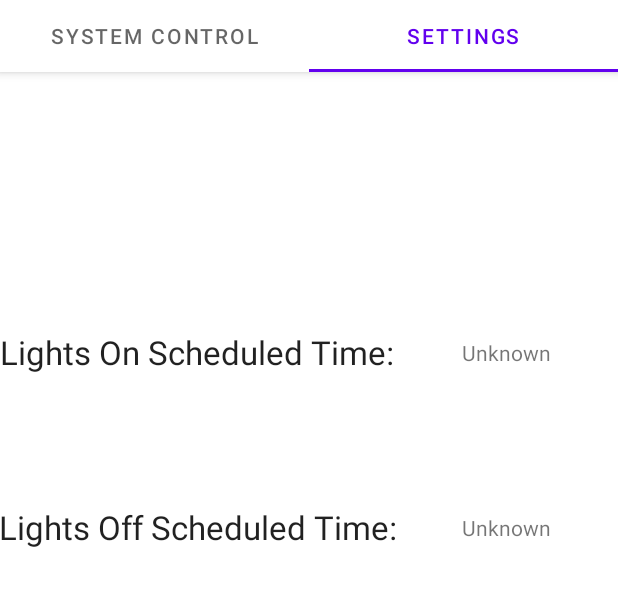
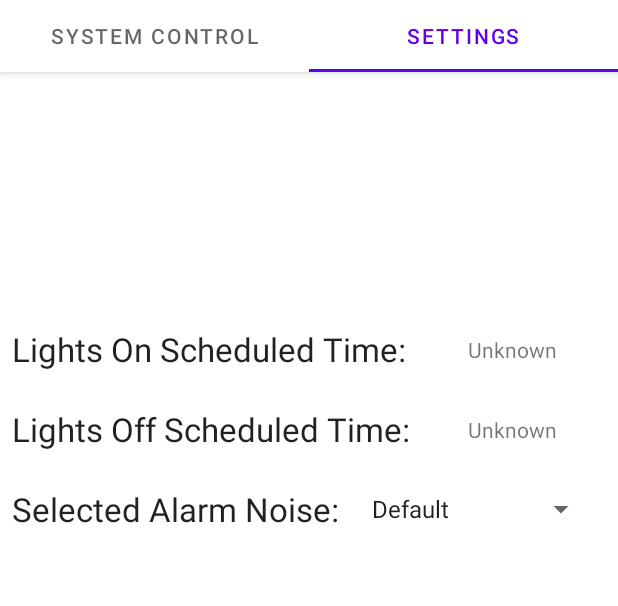
Before and after one commit to mikebowyer/ECE-574-Project, an Android app: the screen it shows after launch (MainActivity), tab 2 chosen, on a phone screen of 412 x 824 dp, the part 89-695 px from its top. Run offline under Robolectric (Android 15) with nearby library versions, the phone set to English and light mode, and no system bars; 2 statements that could not run were skipped.

Commit message:
Working drop down menu and selection listener

```diff
--- a/SecuritySystemApp/app/src/main/java/com/example/securitysystemapp/ui/main/SettingsFragment.java
+++ b/SecuritySystemApp/app/src/main/java/com/example/securitysystemapp/ui/main/SettingsFragment.java
@@ -1,5 +1,6 @@
 package com.example.securitysystemapp.ui.main;
 
+import android.app.Activity;
 import android.app.Dialog;
 import android.app.TimePickerDialog;
 import android.content.BroadcastReceiver;
@@ -15,6 +16,9 @@ import android.util.Log;
 import android.view.LayoutInflater;
 import android.view.View;
 import android.view.ViewGroup;
+import android.widget.AdapterView;
+import android.widget.ArrayAdapter;
+import android.widget.Spinner;
 import android.widget.TextView;
 import android.widget.TimePicker;
 
@@ -33,7 +37,7 @@ import com.example.securitysystemapp.databinding.SettingsFragmentBinding;
 /**
  * The fragment for the Settings tab in the main activity.
  */
-public class SettingsFragment extends Fragment {
+public class SettingsFragment extends Fragment implements AdapterView.OnItemSelectedListener {
 //================================================================================
 // class member variables
 //================================================================================
@@ -121,6 +125,18 @@ public class SettingsFragment extends Fragment {
         return fragment;
     }
 
+    public void onItemSelected(AdapterView<?> parent, View view,
+                               int pos, long id) {
+        // An item was selected. You can retrieve the selected item using
+        // parent.getItemAtPosition(pos)
+        Log.i("test","test");
+    }
+
+    public void onNothingSelected(AdapterView<?> parent) {
+        // Another interface callback
+    }
+
+
     @Override
     public View onCreateView(
             @NonNull LayoutInflater inflater, ViewGroup container,
@@ -148,6 +164,18 @@ public class SettingsFragment extends Fragment {
                 createdDialog(LIGHTS_OFF_TIME_DIALOG_ID).show();
             }
         });
+
+        // Setup Dropdown menu
+        Spinner spinner = binding.alarmNoiseDropDown;
+        // Create an ArrayAdapter using the string array and a default spinner layout
+        ArrayAdapter<CharSequence> adapter = ArrayAdapter.createFromResource(globalContext,
+                R.array.alarm_sounds_array, android.R.layout.simple_spinner_item);
+        // Specify the layout to use when the list of choices appears
+        adapter.setDropDownViewResource(android.R.layout.simple_spinner_dropdown_item);
+        // Apply the adapter to the spinner
+        spinner.setAdapter(adapter);
+
+        spinner.setOnItemSelectedListener(this);
         return root;
     }
 
--- a/SecuritySystemApp/app/src/main/res/layout/settings_fragment.xml
+++ b/SecuritySystemApp/app/src/main/res/layout/settings_fragment.xml
@@ -24,25 +24,22 @@
         android:id="@+id/light_on_text"
         android:layout_width="wrap_content"
         android:layout_height="0dp"
-        android:layout_marginTop="172dp"
+        android:layout_marginStart="8dp"
+        android:layout_marginTop="170dp"
         android:text="@string/light_on_text"
         android:textAppearance="@style/TextAppearance.AppCompat.Large"
-        app:layout_constraintEnd_toEndOf="parent"
-        app:layout_constraintHorizontal_bias="0.0"
         app:layout_constraintStart_toStartOf="parent"
         app:layout_constraintTop_toTopOf="parent" />
 
     <TextView
         android:id="@+id/light_off_text"
         android:layout_width="wrap_content"
-        android:layout_height="wrap_content"
+        android:layout_height="0dp"
+        android:layout_marginTop="24dp"
         android:text="@string/light_off_text"
         android:textAppearance="@style/TextAppearance.AppCompat.Large"
-        app:layout_constraintBottom_toBottomOf="parent"
-        app:layout_constraintEnd_toEndOf="@+id/light_on_text"
         app:layout_constraintStart_toStartOf="@+id/light_on_text"
-        app:layout_constraintTop_toBottomOf="@+id/light_on_text"
-        app:layout_constraintVertical_bias="0.18" />
+        app:layout_constraintTop_toBottomOf="@+id/light_on_text" />
 
     <TextView
         android:id="@+id/light_on_schedule_time"
@@ -64,4 +61,23 @@
         app:layout_constraintStart_toStartOf="@+id/light_on_schedule_time"
         app:layout_constraintTop_toTopOf="@+id/light_off_text" />
 
+    <Spinner
+        android:id="@+id/alarm_noise_drop_down"
+        android:layout_width="158dp"
+        android:layout_height="28dp"
+        app:layout_constraintBottom_toBottomOf="@+id/alarm_noise_text_view"
+        app:layout_constraintEnd_toEndOf="parent"
+        app:layout_constraintStart_toEndOf="@+id/alarm_noise_text_view"
+        app:layout_constraintTop_toTopOf="@+id/alarm_noise_text_view" />
+
+    <TextView
+        android:id="@+id/alarm_noise_text_view"
+        android:layout_width="wrap_content"
+        android:layout_height="0dp"
+        android:layout_marginTop="24dp"
+        android:text="Selected Alarm Noise:"
+        android:textAppearance="@style/TextAppearance.AppCompat.Large"
+        app:layout_constraintStart_toStartOf="@+id/light_off_text"
+        app:layout_constraintTop_toBottomOf="@+id/light_off_text" />
+
 </androidx.constraintlayout.widget.ConstraintLayout>
--- a/SecuritySystemApp/app/src/main/res/values/strings.xml
+++ b/SecuritySystemApp/app/src/main/res/values/strings.xml
@@ -6,4 +6,10 @@
     <string name="alarm_state_text">Alarm State:</string>
     <string name="light_on_text">Lights On Scheduled Time:</string>
     <string name="light_off_text">Lights Off Scheduled Time:</string>
+    <string-array name="alarm_sounds_array">
+        <item>Default</item>
+        <item>Spooky</item>
+        <item>Alarm</item>
+        <item>Screams</item>
+    </string-array>
 </resources>
```
